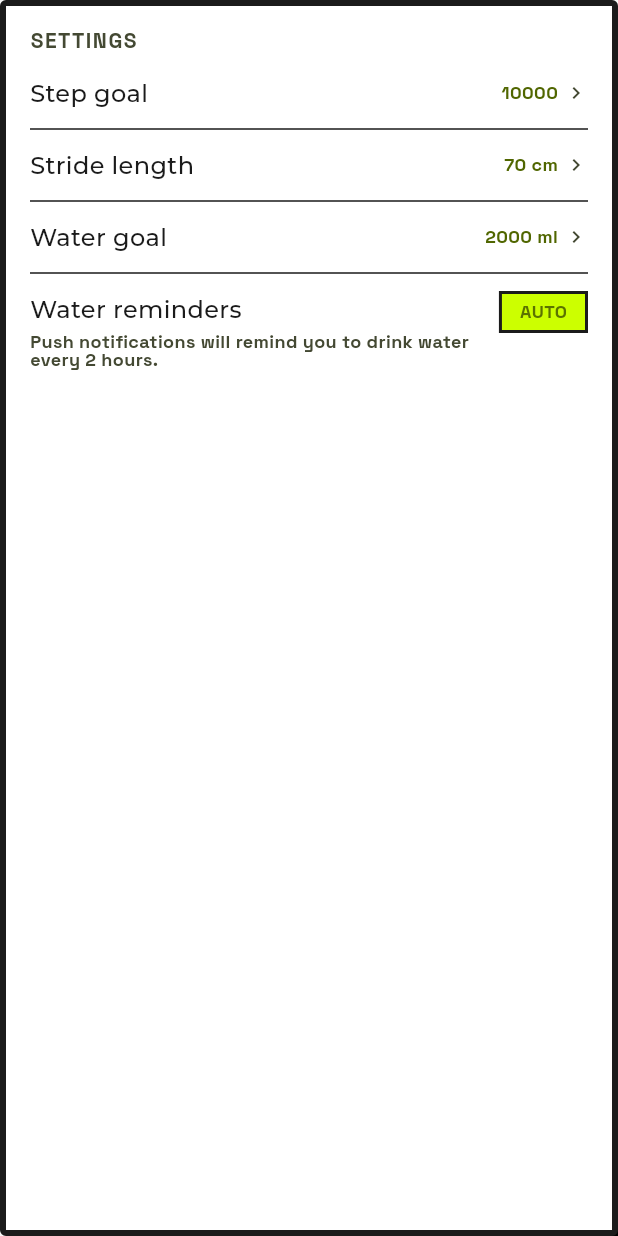
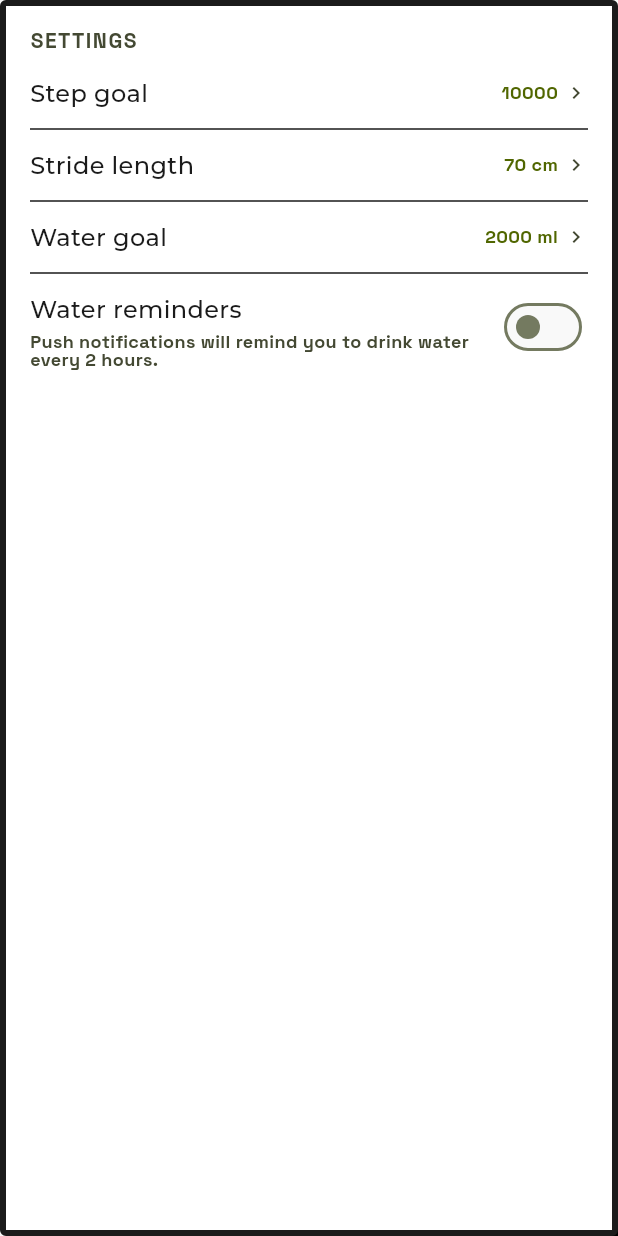
Before and after one commit to Shonferns004/LockIn, a Flutter app: the _SettingsCard widget shown alone on an empty page, opened directly with empty values, on a phone screen of 412 x 824 dp. Run offline on Flutter 3.47's test engine with Material 3 defaults, Android fonts, the phone set to English and light mode, and no system bars; our stand-ins replace audioplayers, firebase_core, firebase_messaging, flutter_dotenv, flutter_local_notifications, google_fonts and 3 more; accounts and stored records are empty.

Commit message:
fix: add water reminder toggle switch (was stuck on AUTO)

```diff
--- a/lib/screens/steps_screen.dart
+++ b/lib/screens/steps_screen.dart
@@ -315,17 +315,10 @@ class _SettingsCard extends StatelessWidget {
                   ],
                 ),
               ),
-              const SizedBox(width: 12),
-              Container(
-                padding: const EdgeInsets.symmetric(horizontal: 12, vertical: 6),
-                decoration: BoxDecoration(
-                  color: AppTheme.primaryContainer,
-                  border: Border.all(color: AppTheme.border, width: 2),
-                ),
-                child: Text(
-                  'AUTO',
-                  style: AppTheme.textTheme.labelMedium?.copyWith(color: AppTheme.onPrimaryContainer),
-                ),
+              Switch(
+                value: app.waterReminderEnabled,
+                onChanged: (v) => app.toggleWaterReminder(v),
+                activeColor: AppTheme.primary,
               ),
             ],
           ),
```
